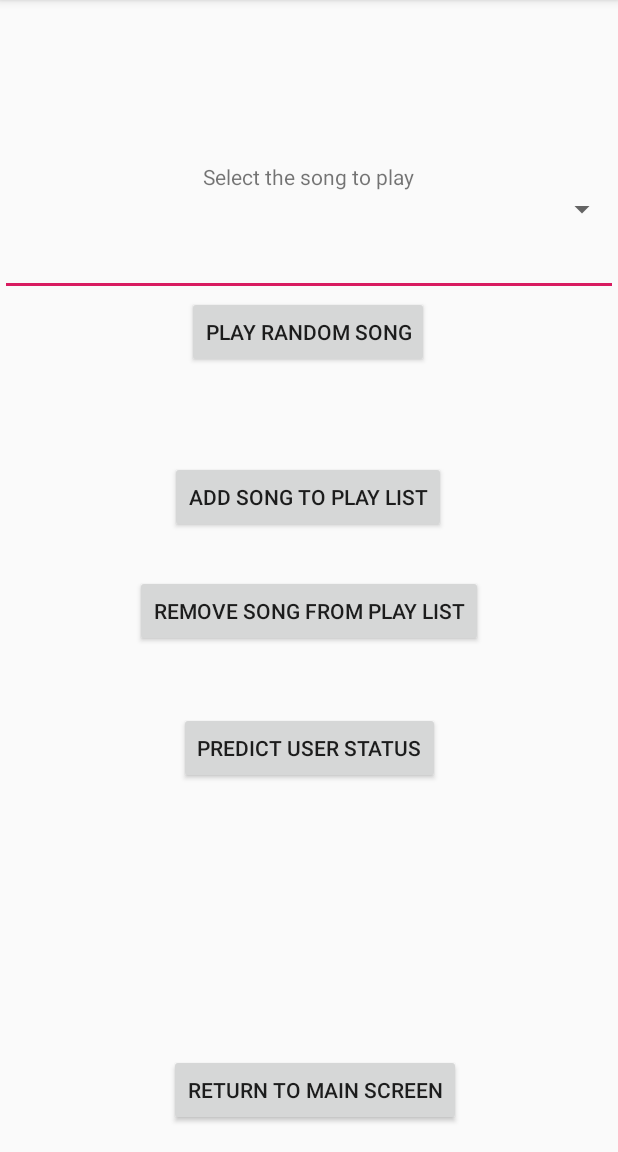
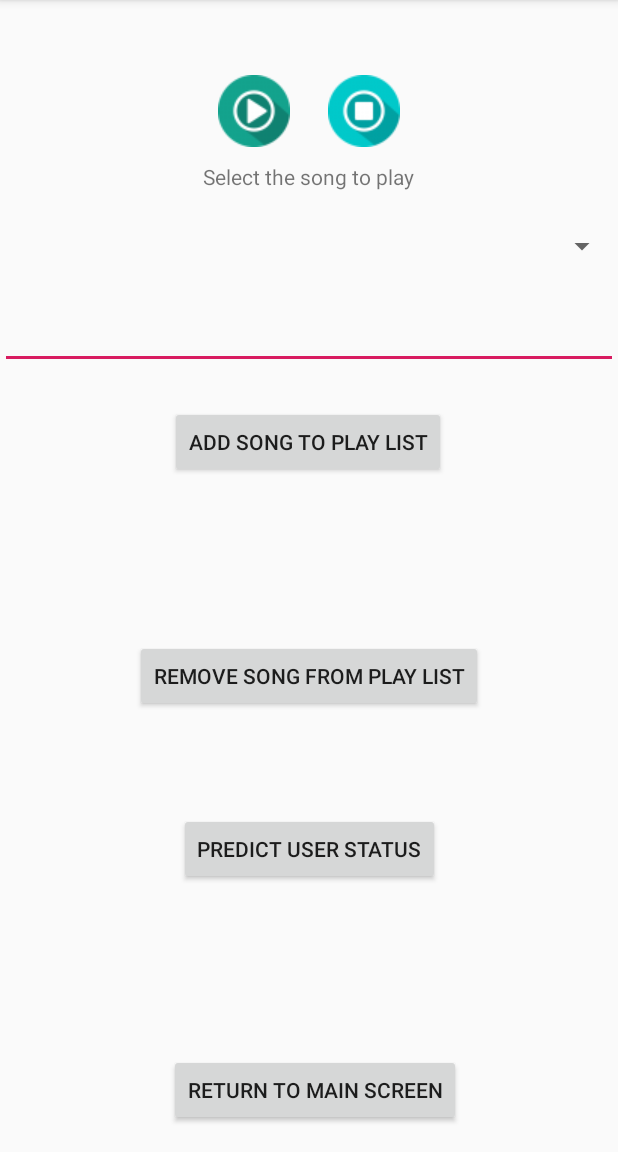
Before and after one commit to tnasim/MusicSuggester, an Android app: the screen it shows after launch (PlayListActivity), after a tap on "GO TO PLAY LIST", on a phone screen of 412 x 824 dp, the part 84-1236 px from its top. Run offline under Robolectric (Android 15) with nearby library versions, the phone set to English and light mode, and no system bars.

Commit message:
Media Player Play/Pause/Stop icons added in Playlist screen

```diff
--- a/app/src/main/java/com/example/musicsuggestor/PlayListActivity.java
+++ b/app/src/main/java/com/example/musicsuggestor/PlayListActivity.java
@@ -11,6 +11,7 @@ import android.util.Log;
 import android.view.View;
 import android.widget.ArrayAdapter;
 import android.widget.AutoCompleteTextView;
+import android.widget.ImageButton;
 import android.widget.Spinner;
 import android.widget.Toast;
 
@@ -36,24 +37,34 @@ import java.util.Random;
 public class PlayListActivity extends AppCompatActivity {
 
 	Spinner spinner;
-	public static SongCategory DEFAULT_SONG_CATEGORY = SongCategory.rest;
+	public static SongCategory DEFAULT_SONG_CATEGORY = SongCategory.study;
 	public static SongCategory currentSongCategory = DEFAULT_SONG_CATEGORY;
+
+	public static MediaPlayer mediaPlayer;
+
+	public static int resumePosition = 0;
+
+	ImageButton playButton;
+	ImageButton pauseButton;
 
 	/**
 	 * Initially we have 4 categories and 5 types of user movement-status.
 	 * Ideally these values should be pulled out from a database and should be personalized for each user.
 	 */
 	public static final Map<String, SongStatus> mapMovementSongStatus = new HashMap<String, SongStatus>() {{
-		put("rest", new SongStatus(1, 1.0, .5));
-		put("walk", new SongStatus(3, 1.25, .75));
-		put("workout", new SongStatus(4, 1.5, 1.0));
-		put("study", new SongStatus(1, 1.0, .6));
-		put("driving", new SongStatus(4, 1.0, 1.0));
+		put("rest", new SongStatus(1, 1.0f, .5f));
+		put("walk", new SongStatus(3, 1.25f, .75f));
+		put("workout", new SongStatus(4, 1.5f, 1.0f));
+		put("study", new SongStatus(1, 1.0f, .6f));
+		put("driving", new SongStatus(4, 1.0f, 1.0f));
 	}};
 
 	@Override protected void onCreate(Bundle savedInstanceState) {
 		super.onCreate(savedInstanceState);
 		setContentView(R.layout.activity_play_list);
+
+		playButton = findViewById(R.id.playButton);
+		pauseButton = findViewById(R.id.pauseButton);
 
 		loadSavedPlaylist();
 
@@ -277,9 +288,13 @@ public class PlayListActivity extends AppCompatActivity {
 		}
 	}
 
-	public void playRandomSong(View view) {
-		int newVolume = 1;  //*** Get new volume from machine learning
-		int newSpeed = 1;   //*** Get new speed from machine learning
+	public void playOrResume(View view) {
+		Log.d("DEBUG", "SEEK Position: " + resumePosition);
+		if(mediaPlayer == null) {
+			SongStatus songStatus = getSongStatusBasedOnMovementType(PlayListActivity.currentSongCategory.toString());
+
+			float newVolume = songStatus.getVolume();  //*** Get new volume from machine learning
+			float newSpeed = songStatus.getSpeed();   //*** Get new speed from machine learning
 
 			String audioPath;
 			File rootFolder = Environment.getExternalStorageDirectory();
@@ -291,18 +306,56 @@ public class PlayListActivity extends AppCompatActivity {
 				Random rand = new Random();
 				File file = files[rand.nextInt(files.length)];
 				audioPath = file.getPath();
-			MediaPlayer mediaPlayer = MediaPlayer.create(this, Uri.parse(audioPath));
+				mediaPlayer = MediaPlayer.create(this, Uri.parse(audioPath));
 				mediaPlayer.setVolume(newVolume, newVolume);
 				mediaPlayer.setPlaybackParams(mediaPlayer.getPlaybackParams().setSpeed(newSpeed));
 				mediaPlayer.setLooping(true);
 				mediaPlayer.start();
-			returnToMain(view);
 			} else {
 				PlayListActivity.this.runOnUiThread(new Runnable() {
 					public void run() {
 						Toast.makeText(PlayListActivity.this, "No song available in INTERNAL_STORAGE/songs/ folder",Toast.LENGTH_SHORT).show();
 					}
 				});
+				return;
+			}
+		} else if (!mediaPlayer.isPlaying()) {
+			Log.d("DEBUG", "Setting Media Player seek position to : " + resumePosition);
+			if(resumePosition == 0) {
+				try {
+					mediaPlayer.prepare();
+				} catch (IOException ioex) {
+					Log.e("ERROR", "Error while preparing song: " + ioex);
+				}
+			}
+			mediaPlayer.seekTo(resumePosition);
+		}
+
+		mediaPlayer.start();
+
+		pauseButton.setVisibility(view.VISIBLE);
+		pauseButton.bringToFront();
+		playButton.setVisibility(view.INVISIBLE);
+	}
+
+	public void stop(View view) {
+		if (mediaPlayer == null) return;
+		if (mediaPlayer.isPlaying()) {
+			mediaPlayer.stop();
+			resumePosition = 0;
+			playButton.setVisibility(view.VISIBLE);
+			playButton.bringToFront();
+			pauseButton.setVisibility(view.INVISIBLE);
+		}
+	}
+
+	public void pause(View view) {
+		if (mediaPlayer.isPlaying()) {
+			mediaPlayer.pause();
+			resumePosition = mediaPlayer.getCurrentPosition();
+			playButton.setVisibility(view.VISIBLE);
+			playButton.bringToFront();
+			pauseButton.setVisibility(view.INVISIBLE);
 		}
 	}
 
--- a/app/src/main/java/com/example/musicsuggestor/SongStatus.java
+++ b/app/src/main/java/com/example/musicsuggestor/SongStatus.java
@@ -2,10 +2,10 @@ package com.example.musicsuggestor;
 
 public class SongStatus {
     private int category;
-    private double speed;
-    private double volume;
+    private float speed;
+    private float volume;
 
-    public SongStatus(int category, double speed, double volume) {
+    public SongStatus(int category, float speed, float volume) {
         this.category = category;
         this.speed = speed;
         this.volume = volume;
@@ -19,19 +19,19 @@ public class SongStatus {
         this.category = category;
     }
 
-    public double getSpeed() {
+    public float getSpeed() {
         return speed;
     }
 
-    public void setSpeed(double speed) {
+    public void setSpeed(float speed) {
         this.speed = speed;
     }
 
-    public double getVolume() {
+    public float getVolume() {
         return volume;
     }
 
-    public void setVolume(double volume) {
+    public void setVolume(float volume) {
         this.volume = volume;
     }
 }
--- a/app/src/main/res/layout/activity_play_list.xml
+++ b/app/src/main/res/layout/activity_play_list.xml
@@ -5,6 +5,46 @@
     android:layout_width="match_parent"
     android:layout_height="match_parent"
     tools:context=".PlayListActivity">
+
+    <ImageButton
+        android:id="@+id/playButton"
+        android:layout_width="wrap_content"
+        android:layout_height="wrap_content"
+        android:onClick="playOrResume"
+        android:layout_marginTop="50dp"
+        app:layout_constraintEnd_toEndOf="parent"
+        app:layout_constraintHorizontal_bias="0.40"
+        app:layout_constraintStart_toStartOf="parent"
+        app:layout_constraintTop_toTopOf="parent"
+        android:background="@null"
+        android:src="@drawable/ic_play_48dp" />
+
+    <ImageButton
+        android:id="@+id/pauseButton"
+        android:layout_width="wrap_content"
+        android:layout_height="wrap_content"
+        android:onClick="pause"
+        android:visibility="invisible"
+        android:layout_marginTop="50dp"
+        app:layout_constraintEnd_toEndOf="parent"
+        app:layout_constraintHorizontal_bias="0.40"
+        app:layout_constraintStart_toStartOf="parent"
+        app:layout_constraintTop_toTopOf="parent"
+        android:background="@null"
+        android:src="@drawable/ic_pause_48dp" />
+
+    <ImageButton
+        android:id="@+id/stopButton"
+        android:layout_width="wrap_content"
+        android:layout_height="wrap_content"
+        android:onClick="stop"
+        android:layout_marginTop="50dp"
+        app:layout_constraintEnd_toEndOf="parent"
+        app:layout_constraintHorizontal_bias="0.60"
+        app:layout_constraintStart_toStartOf="parent"
+        app:layout_constraintTop_toTopOf="parent"
+        android:background="@null"
+        android:src="@drawable/ic_stop_48dp" />
 
     <TextView
         android:id="@+id/textView"
@@ -19,19 +59,6 @@
         tools:text="@string/setSongTitle" />
 
     <Button
-        android:id="@+id/playRandomSongButton"
-        android:layout_width="wrap_content"
-        android:layout_height="wrap_content"
-        android:onClick="playRandomSong"
-        android:text="@string/playRandomSongButton"
-        app:layout_constraintBottom_toTopOf="@+id/exitPlayListButton"
-        app:layout_constraintEnd_toEndOf="parent"
-        app:layout_constraintHorizontal_bias="0.498"
-        app:layout_constraintStart_toStartOf="parent"
-        app:layout_constraintTop_toBottomOf="@+id/songNameLabel"
-        app:layout_constraintVertical_bias="0.1" />
-
-    <Button
         android:id="@+id/addSongButton"
         android:layout_width="wrap_content"
         android:layout_height="wrap_content"
@@ -41,14 +68,14 @@
         app:layout_constraintEnd_toEndOf="parent"
         app:layout_constraintHorizontal_bias="0.497"
         app:layout_constraintStart_toStartOf="parent"
-        app:layout_constraintTop_toBottomOf="@+id/playRandomSongButton"
-        app:layout_constraintVertical_bias="0.152" />
+        app:layout_constraintTop_toBottomOf="@+id/textView"
+        app:layout_constraintVertical_bias="0.272" />
 
     <Button
         android:id="@+id/removeSongButton"
         android:layout_width="wrap_content"
         android:layout_height="wrap_content"
-        android:layout_marginTop="28dp"
+        android:layout_marginTop="108dp"
         android:onClick="removeSongFromList"
         android:text="@string/removeSongButton"
         app:layout_constraintBottom_toTopOf="@+id/suggestSongButton"
@@ -67,14 +94,14 @@
         app:layout_constraintEnd_toEndOf="parent"
         app:layout_constraintStart_toStartOf="parent"
         app:layout_constraintTop_toBottomOf="@+id/removeSongButton"
-        app:layout_constraintVertical_bias="0.193" />
+        app:layout_constraintVertical_bias="0.375" />
 
     <TextView
         android:id="@+id/songNameLabel"
         android:layout_width="wrap_content"
         android:layout_height="wrap_content"
         android:text="@string/playListLabel"
-        app:layout_constraintBottom_toBottomOf="@+id/playSongButton"
+        app:layout_constraintBottom_toTopOf="@+id/songEditText"
         app:layout_constraintEnd_toStartOf="@+id/songs_spinner"
         app:layout_constraintStart_toStartOf="parent"
         app:layout_constraintTop_toBottomOf="@+id/textView"
@@ -98,7 +125,7 @@
         android:layout_height="wrap_content"
         android:layout_weight=".30"
         android:dropDownHeight="wrap_content"
-        app:layout_constraintBottom_toTopOf="@+id/playRandomSongButton"
+        app:layout_constraintBottom_toTopOf="@+id/addSongButton"
         app:layout_constraintEnd_toEndOf="parent"
         app:layout_constraintStart_toEndOf="@+id/songNameLabel"
         app:layout_constraintTop_toBottomOf="@+id/songs_spinner"
```
Also changed, not shown: app/src/main/res/drawable/ic_pause_48dp.png (added), app/src/main/res/drawable/ic_play_48dp.png (added), app/src/main/res/drawable/ic_stop_48dp.png (added). Lines whose indentation alone changed are shown as unchanged.
